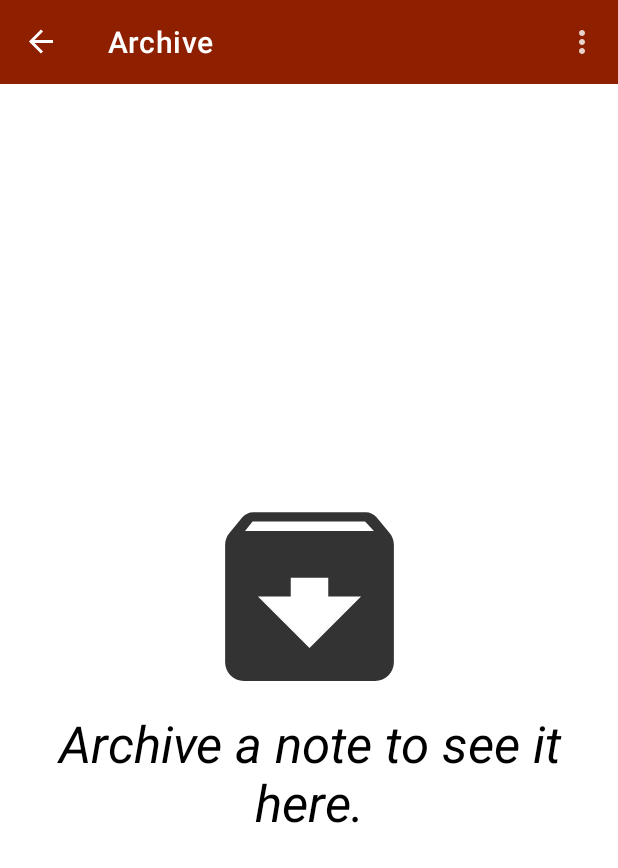
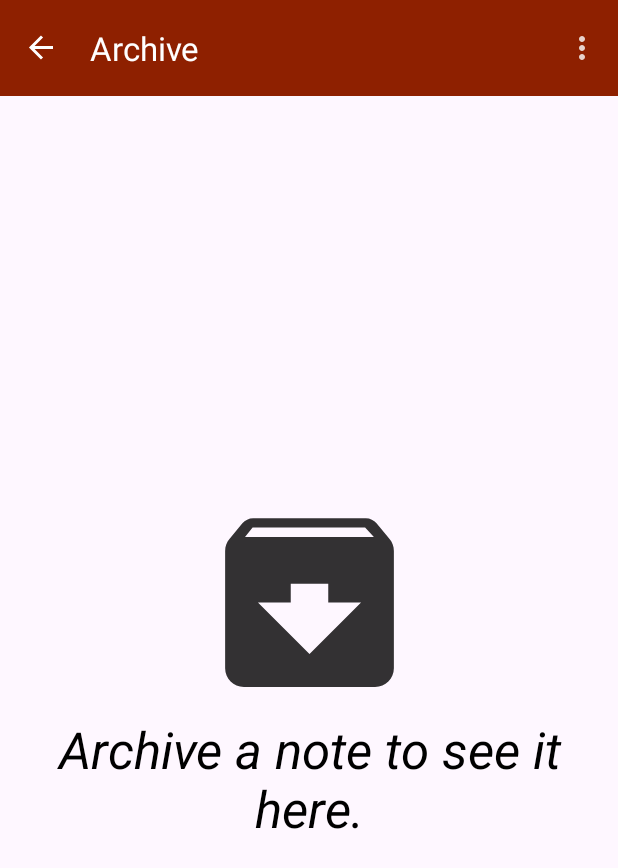
Before and after one commit to Nnamodi/Jotter, an Android app: the ArchiveFragment screen opened through its navigation route, on a phone screen of 412 x 824 dp. Shown: the top 868 px of the screen. Run offline under Robolectric (Android 15) with nearby library versions, the phone set to English and light mode, and no system bars; our stand-ins replace Room's generated code, navigation-ui.

Commit message:
Sleeker design

```diff
--- a/app/src/main/java/com/roland/android/jotter/view/ArchiveFragment.kt
+++ b/app/src/main/java/com/roland/android/jotter/view/ArchiveFragment.kt
@@ -7,6 +7,8 @@ import android.widget.TextView
 import android.widget.Toast
 import androidx.activity.addCallback
 import androidx.fragment.app.Fragment
+import androidx.lifecycle.Lifecycle
+import androidx.lifecycle.LifecycleEventObserver
 import androidx.lifecycle.ViewModelProvider
 import androidx.navigation.fragment.findNavController
 import androidx.recyclerview.widget.DiffUtil
@@ -56,6 +58,11 @@ class ArchiveFragment : Fragment() {
                 else -> {}
             }
         }
+        viewLifecycleOwner.lifecycle.addObserver(LifecycleEventObserver { _, event ->
+            if (event == Lifecycle.Event.ON_STOP) {
+                findNavController().previousBackStackEntry?.savedStateHandle?.set("PIN", "")
+            }
+        })
         return view
     }
 
@@ -78,7 +85,7 @@ class ArchiveFragment : Fragment() {
 
     override fun onCreateOptionsMenu(menu: Menu, inflater: MenuInflater) {
         super.onCreateOptionsMenu(menu, inflater)
-        inflater.inflate(R.menu.archive_fragment, menu)
+        inflater.inflate(R.menu.menu_more, menu)
     }
 
     override fun onOptionsItemSelected(item: MenuItem): Boolean {
--- a/app/src/main/java/com/roland/android/jotter/view/JotFragment.kt
+++ b/app/src/main/java/com/roland/android/jotter/view/JotFragment.kt
@@ -33,7 +33,6 @@ class JotFragment : Fragment() {
     override fun onCreateView(inflater: LayoutInflater, container: ViewGroup?, savedInstanceState: Bundle?): View? {
         val view = inflater.inflate(R.layout.fragment_jot, container, false)
         val navBackStackEntry = findNavController().getBackStackEntry(R.id.jotFragment)
-        findNavController().previousBackStackEntry?.savedStateHandle?.set("PIN", "")
         (activity as AppCompatActivity).supportActionBar?.title = args.note.title
         note = Note()
         edit = view.findViewById(R.id.edit)
@@ -64,7 +63,7 @@ class JotFragment : Fragment() {
 
     override fun onCreateOptionsMenu(menu: Menu, inflater: MenuInflater) {
         super.onCreateOptionsMenu(menu, inflater)
-        inflater.inflate(R.menu.menu_jot, menu)
+        inflater.inflate(R.menu.menu_more, menu)
     }
 
     override fun onOptionsItemSelected(item: MenuItem): Boolean {
--- /dev/null
+++ b/app/src/main/res/drawable-anydpi/dialog_delete_icon.xml
@@ -0,0 +1,11 @@
+<vector xmlns:android="http://schemas.android.com/apk/res/android"
+    android:width="24dp"
+    android:height="24dp"
+    android:viewportWidth="24"
+    android:viewportHeight="24"
+    android:tint="@android:color/holo_red_dark"
+    android:alpha="0.8">
+  <path
+      android:fillColor="@android:color/holo_red_dark"
+      android:pathData="M6,19c0,1.1 0.9,2 2,2h8c1.1,0 2,-0.9 2,-2V7H6v12zM19,4h-3.5l-1,-1h-5l-1,1H5v2h14V4z"/>
+</vector>
--- a/app/src/main/res/drawable-anydpi/lock_icon.xml
+++ b/app/src/main/res/drawable-anydpi/lock_icon.xml
@@ -3,9 +3,9 @@
     android:height="24dp"
     android:viewportWidth="24"
     android:viewportHeight="24"
-    android:tint="#FFFFFF"
+    android:tint="?attr/colorOnSecondary"
     android:alpha="0.8">
   <path
-      android:fillColor="@android:color/white"
+      android:fillColor="?attr/colorOnSecondary"
       android:pathData="M18,8h-1L17,6c0,-2.76 -2.24,-5 -5,-5S7,3.24 7,6v2L6,8c-1.1,0 -2,0.9 -2,2v10c0,1.1 0.9,2 2,2h12c1.1,0 2,-0.9 2,-2L20,10c0,-1.1 -0.9,-2 -2,-2zM12,17c-1.1,0 -2,-0.9 -2,-2s0.9,-2 2,-2 2,0.9 2,2 -0.9,2 -2,2zM15.1,8L8.9,8L8.9,6c0,-1.71 1.39,-3.1 3.1,-3.1 1.71,0 3.1,1.39 3.1,3.1v2z"/>
 </vector>
--- a/app/src/main/res/layout/fragment_archive_lock.xml
+++ b/app/src/main/res/layout/fragment_archive_lock.xml
@@ -89,7 +89,6 @@
             android:layout_marginBottom="16dp"
             android:enabled="false"
             android:text="@string/next"
-            app:cornerRadius="10dp"
             app:layout_constraintBottom_toBottomOf="parent"
             app:layout_constraintEnd_toEndOf="parent"
             app:layout_constraintStart_toStartOf="parent"
--- a/app/src/main/res/menu/archive_fragment.xml
+++ /dev/null
@@ -1,10 +0,0 @@
-<?xml version="1.0" encoding="utf-8"?>
-<menu xmlns:app="http://schemas.android.com/apk/res-auto"
-    xmlns:android="http://schemas.android.com/apk/res/android">
-
-    <item
-        android:id="@+id/more_options"
-        android:icon="@drawable/menu_more_options"
-        android:title="@string/more_options"
-        app:showAsAction="always" />
-</menu>
--- a/app/src/main/res/values-night/themes.xml
+++ b/app/src/main/res/values-night/themes.xml
@@ -1,6 +1,6 @@
 <resources xmlns:tools="http://schemas.android.com/tools">
     <!-- Base application theme. -->
-    <style name="Theme.Jotter" parent="Theme.MaterialComponents.DayNight.NoActionBar">
+    <style name="Theme.Jotter" parent="Theme.Material3.DayNight.NoActionBar">
         <!-- Primary brand color. -->
         <item name="colorPrimary">@color/secondaryDarkColor</item>
         <item name="colorPrimaryVariant">@color/secondaryDarkColor</item>
@@ -20,32 +20,46 @@
         <item name="windowActionBar">false</item>
         <item name="windowNoTitle">true</item>
         <item name="windowActionModeOverlay">true</item>
-        <item name="actionModeStyle">@style/ActionModeStyle</item>
-        <item name="actionBarTheme">@style/MyActionBarTheme</item>
+        <item name="actionModeStyle">@style/Jotter.ActionModeStyle</item>
+        <item name="actionBarTheme">@style/Jotter.ActionBarTheme</item>
+        <item name="shapeAppearance">@style/ShapeAppearanceOverlay.Material3.FloatingActionButton</item>
+        <item name="materialAlertDialogTheme">@style/Jotter.DialogTheme</item>
+        <item name="actionMenuTextColor">@color/secondaryColor</item>
+        <item name="snackbarButtonStyle">@style/Jotter.SnackbarTheme</item>
     </style>
 
-    <!-- JotterBottomSheet Theme. -->
-    <style name="Jotter.BottomSheetDialog" parent="ThemeOverlay.MaterialComponents.BottomSheetDialog">
+    <!-- BottomSheet Theme. -->
+    <style name="Jotter.BottomSheetDialog" parent="ThemeOverlay.Material3.BottomSheetDialog">
         <item name="bottomSheetStyle">@style/BottomSheetDialog</item>
     </style>
 
-    <style name="BottomSheetDialog" parent="Widget.MaterialComponents.BottomSheet.Modal">
+    <style name="BottomSheetDialog" parent="Widget.Material3.BottomSheet.Modal">
         <item name="shapeAppearance">@style/ShapeAppearance</item>
         <item name="behavior_peekHeight">300dp</item>
     </style>
 
-    <style name="ShapeAppearance" parent="ShapeAppearance.MaterialComponents.LargeComponent">
+    <style name="ShapeAppearance" parent="ShapeAppearance.Material3.LargeComponent">
         <item name="cornerFamily">rounded</item>
         <item name="cornerSize">24dp</item>
     </style>
 
-    <!-- ActionBar Theme -->
-    <style name="MyActionBarTheme" parent="ThemeOverlay.AppCompat.Dark.ActionBar">
+    <!-- ActionBar Theme. -->
+    <style name="Jotter.ActionBarTheme" parent="ThemeOverlay.AppCompat.Dark.ActionBar">
         <item name="colorControlNormal">@color/primaryTextColor</item>
     </style>
 
-    <style name="ActionModeStyle" parent="@style/Widget.AppCompat.ActionMode">
+    <style name="Jotter.ActionModeStyle" parent="@style/Widget.AppCompat.ActionMode">
         <item name="background">?attr/colorPrimaryVariant</item>
     </style>
 
+    <!-- Dialog Theme. -->
+    <style name="Jotter.DialogTheme" parent="ThemeOverlay.Material3.MaterialAlertDialog.Centered">
+        <item name="colorPrimary">@color/secondaryColor</item>
+    </style>
+
+    <!-- Snackbar Theme. -->
+    <style name="Jotter.SnackbarTheme" parent="Widget.Material3.Button.TextButton.Snackbar">
+        <item name="android:textColor">?attr/colorPrimary</item>
+    </style>
+
 </resources>
--- a/app/src/main/res/values/strings.xml
+++ b/app/src/main/res/values/strings.xml
@@ -26,6 +26,7 @@
     <string name="subject_text">Note text</string>
     <string name="jotter_empty_text"><b>No notes saved.</b>\n\nClick on the \'add button\' (+) below to write a note.</string>
     <string name="delete">Delete</string>
+    <string name="delete_">Delete?</string>
     <string name="archive">Archive</string>
     <string name="archived">Archived</string>
     <string name="empty_archive_text">Archive a note to see it here.</string>
@@ -38,8 +39,8 @@
     <string name="close">Close</string>
     <string name="continue_action">Continue</string>
     <string name="deleted">Deleted</string>
-    <string name="delete_multiple_messages">Delete %d notes.\nThis action is irreversible</string>
-    <string name="delete_this_message">Delete %s.\nThis action is irreversible</string>
+    <string name="delete_multiple_messages">Delete %d notes?\nThis action cannot be undone.</string>
+    <string name="delete_this_message">Delete %s?\nThis action cannot be undone.</string>
     <string name="archive_empty">Archive empty</string>
     <string name="incorrect_password">Incorrect PIN</string>
     <string name="password">****</string>
@@ -52,6 +53,7 @@
     <string name="change_pin">Change PIN</string>
     <string name="unlock_archive">Unlock Archive</string>
     <string name="lock_archive">Lock Archive</string>
+    <string name="archive_lock">Archive Lock</string>
     <string name="switch_to_night">Switch to dark mode</string>
     <string name="switch_to_light">Switch to light mode</string>
     <string name="pin_tip">PIN must contain 4 – 8 digits.</string>
--- a/app/src/main/res/values/themes.xml
+++ b/app/src/main/res/values/themes.xml
@@ -1,6 +1,6 @@
 <resources xmlns:tools="http://schemas.android.com/tools">
     <!-- Base application theme. -->
-    <style name="Theme.Jotter" parent="Theme.MaterialComponents.DayNight.NoActionBar">
+    <style name="Theme.Jotter" parent="Theme.Material3.DayNight.NoActionBar">
         <!-- Primary brand color. -->
         <item name="colorPrimary">@color/primaryColor</item>
         <item name="colorPrimaryVariant">@color/primaryColor</item>
@@ -19,32 +19,46 @@
         <item name="windowActionBar">false</item>
         <item name="windowNoTitle">true</item>
         <item name="windowActionModeOverlay">true</item>
-        <item name="actionModeStyle">@style/ActionModeStyle</item>
-        <item name="actionBarTheme">@style/MyActionBarTheme</item>
+        <item name="actionModeStyle">@style/Jotter.ActionModeStyle</item>
+        <item name="actionBarTheme">@style/Jotter.ActionBarTheme</item>
+        <item name="shapeAppearance">@style/ShapeAppearanceOverlay.Material3.FloatingActionButton</item>
+        <item name="materialAlertDialogTheme">@style/Jotter.DialogTheme</item>
+        <item name="actionMenuTextColor">@color/primaryColor</item>
+        <item name="snackbarButtonStyle">@style/Jotter.SnackbarTheme</item>
     </style>
 
-    <!-- JotterBottomSheet Theme. -->
-    <style name="Jotter.BottomSheetDialog" parent="ThemeOverlay.MaterialComponents.BottomSheetDialog">
+    <!-- BottomSheet Theme. -->
+    <style name="Jotter.BottomSheetDialog" parent="ThemeOverlay.Material3.BottomSheetDialog">
         <item name="bottomSheetStyle">@style/BottomSheetDialog</item>
     </style>
 
-    <style name="BottomSheetDialog" parent="Widget.MaterialComponents.BottomSheet.Modal">
+    <style name="BottomSheetDialog" parent="Widget.Material3.BottomSheet.Modal">
         <item name="shapeAppearance">@style/ShapeAppearance</item>
         <item name="behavior_peekHeight">300dp</item>
     </style>
 
-    <style name="ShapeAppearance" parent="ShapeAppearance.MaterialComponents.LargeComponent">
+    <style name="ShapeAppearance" parent="ShapeAppearance.Material3.LargeComponent">
         <item name="cornerFamily">rounded</item>
         <item name="cornerSize">24dp</item>
     </style>
 
-    <!-- ActionBar Theme -->
-    <style name="MyActionBarTheme" parent="ThemeOverlay.AppCompat.Dark.ActionBar">
+    <!-- ActionBar Theme. -->
+    <style name="Jotter.ActionBarTheme" parent="ThemeOverlay.AppCompat.Dark.ActionBar">
         <item name="colorControlNormal">@color/primaryTextColor</item>
     </style>
 
-    <style name="ActionModeStyle" parent="@style/Widget.AppCompat.ActionMode">
+    <style name="Jotter.ActionModeStyle" parent="@style/Widget.AppCompat.ActionMode">
         <item name="background">?attr/colorPrimaryVariant</item>
     </style>
 
+    <!-- Dialog Theme. -->
+    <style name="Jotter.DialogTheme" parent="ThemeOverlay.Material3.MaterialAlertDialog.Centered">
+        <item name="colorPrimary">@color/primaryColor</item>
+    </style>
+
+    <!-- Snackbar Theme. -->
+    <style name="Jotter.SnackbarTheme" parent="Widget.Material3.Button.TextButton.Snackbar">
+        <item name="android:textColor">@color/primaryLightColor</item>
+    </style>
+
 </resources>
```
Also changed, not shown: app/build.gradle (+4 -4 lines), app/src/main/java/com/roland/android/jotter/view/ArchiveBottomSheet.kt (+6 -4 lines), app/src/main/java/com/roland/android/jotter/view/ArchiveLock.kt (+24 -10 lines), app/src/main/java/com/roland/android/jotter/view/JotBottomSheet.kt (+10 -10 lines), app/src/main/java/com/roland/android/jotter/view/JotterFragment.kt (+14 -13 lines), app/src/main/res/menu/menu_jot.xml (deleted, +0 -10 lines), app/src/main/res/menu/menu_more.xml (renamed from app/src/main/res/menu/menu_jotter_fragment.xml).
